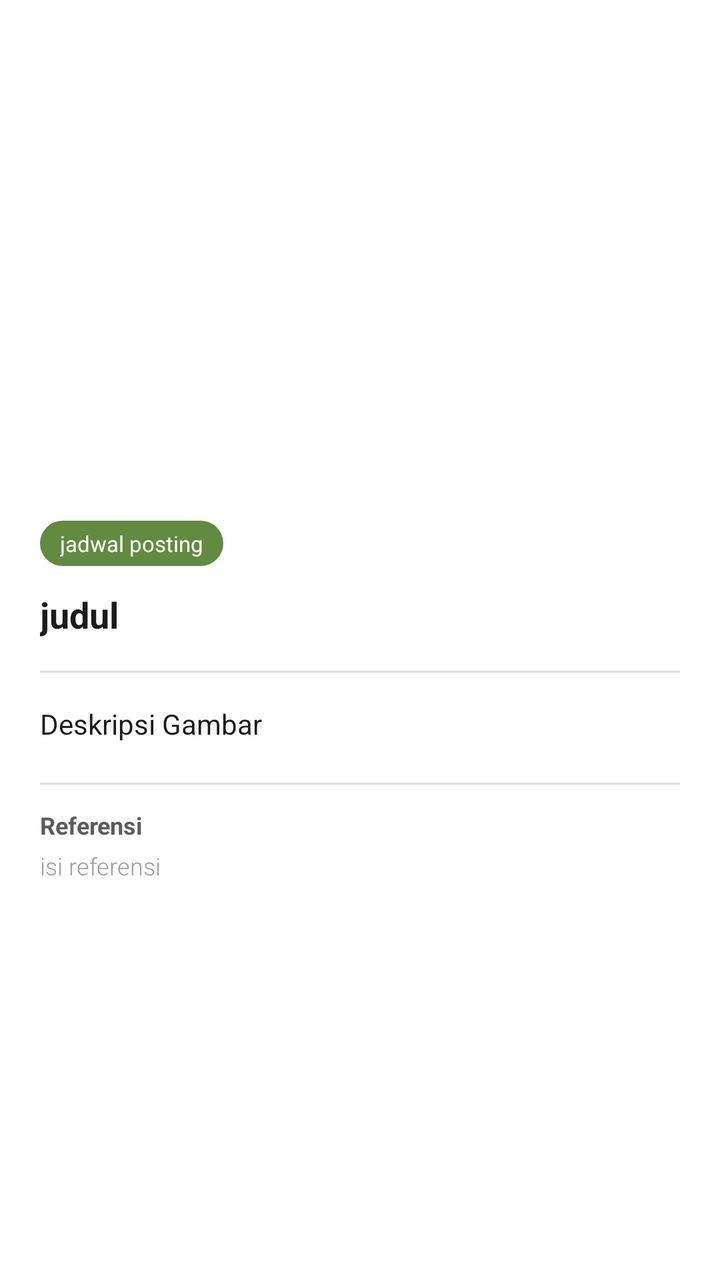
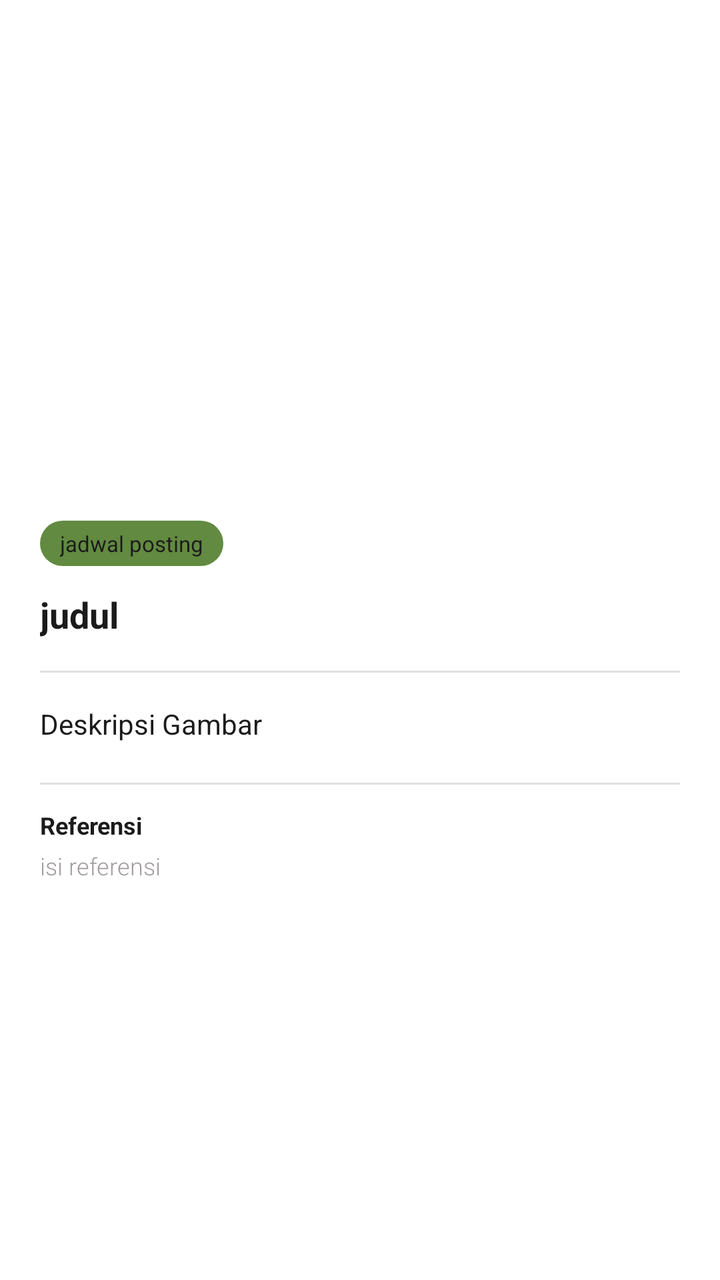

Screens rendered from an Android XML layout before and after an edit, with the pre-edit source and the edit as a unified diff.
<!-- AndroidManifest.xml: activity theme Theme.MaizeLeaf -->
<!-- res/layout/activity_preview_artikel.xml -->
<?xml version="1.0" encoding="utf-8"?>
<androidx.constraintlayout.widget.ConstraintLayout
    xmlns:android="http://schemas.android.com/apk/res/android"
    xmlns:app="http://schemas.android.com/apk/res-auto"
    android:id="@+id/main"
    android:layout_width="match_parent"
    android:layout_height="match_parent"
    android:background="?attr/colorSurface">

    
    <ImageView
        android:id="@+id/ivGambar"
        android:layout_width="match_parent"
        android:layout_height="260dp"
        android:scaleType="centerCrop"
        android:contentDescription="@string/gambar"
        app:layout_constraintTop_toTopOf="parent"
        app:layout_constraintStart_toStartOf="parent"
        app:layout_constraintEnd_toEndOf="parent" />


    
    <androidx.core.widget.NestedScrollView
        android:id="@+id/scrollView"
        android:layout_width="match_parent"
        android:layout_height="0dp"
        android:fillViewport="true"
        app:layout_constraintTop_toBottomOf="@id/ivGambar"
        app:layout_constraintBottom_toBottomOf="parent"
        app:layout_constraintStart_toStartOf="parent"
        app:layout_constraintEnd_toEndOf="parent">

        <androidx.cardview.widget.CardView
            android:layout_width="match_parent"
            android:layout_height="wrap_content"
            android:layout_marginTop="-20dp"
            app:cardCornerRadius="20dp"
            app:cardElevation="0dp"
            app:cardBackgroundColor="#FFFFFF">

            <LinearLayout
                android:layout_width="match_parent"
                android:layout_height="wrap_content"
                android:orientation="vertical"
                android:padding="20dp">

                
                <TextView
                    android:id="@+id/tvTanggal"
                    android:layout_width="wrap_content"
                    android:layout_height="wrap_content"
                    android:paddingHorizontal="10dp"
                    android:paddingVertical="4dp"
                    android:text="@string/jadwal_posting"
                    android:textSize="11sp"
                    android:textColor="#FFFFFF"
                    android:background="@drawable/bg_chip_date" />


                <TextView
                    android:id="@+id/tvJudul"
                    android:layout_width="match_parent"
                    android:layout_height="wrap_content"
                    android:layout_marginTop="12dp"
                    android:textSize="18sp"
                    android:textStyle="bold"
                    android:textColor="#1B1B1B"
                    android:text="@string/judul"
                    android:lineSpacingMultiplier="1.3" />


                <View
                    android:layout_width="match_parent"
                    android:layout_height="1dp"
                    android:layout_marginTop="16dp"
                    android:layout_marginBottom="16dp"
                    android:background="#E0E0E0" />


                <TextView
                    android:id="@+id/tvDeskripsi"
                    android:layout_width="match_parent"
                    android:layout_height="wrap_content"
                    android:textSize="14sp"
                    android:text="@string/deskripsi_gambar"
                    android:textColor="#1B1B1B"
                    android:lineSpacingMultiplier="1.6" />


                <View
                    android:layout_width="match_parent"
                    android:layout_height="1dp"
                    android:layout_marginTop="20dp"
                    android:layout_marginBottom="12dp"
                    android:background="#E0E0E0" />


                <TextView
                    android:layout_width="wrap_content"
                    android:layout_height="wrap_content"
                    android:text="@string/Referensi"
                    android:textSize="12sp"
                    android:textStyle="bold"
                    android:textColor="#5C5C5C" />


                <TextView
                    android:id="@+id/tvReferensi"
                    android:layout_width="match_parent"
                    android:layout_height="wrap_content"
                    android:layout_marginTop="4dp"
                    android:textSize="12sp"
                    android:text="@string/isi_referensi"
                    android:textColor="#9E9E9E"
                    android:lineSpacingMultiplier="1.5"
                    android:fontFamily="sans-serif-light" />

            </LinearLayout>

        </androidx.cardview.widget.CardView>

    </androidx.core.widget.NestedScrollView>

</androidx.constraintlayout.widget.ConstraintLayout>
<!-- resources referenced by this layout -->
<resources>
  <!-- drawable bg_chip_date (drawable) -->
  <?xml version="1.0" encoding="utf-8"?>
  <shape xmlns:android="http://schemas.android.com/apk/res/android"
      android:shape="rectangle">
  
      <solid android:color="#CC3B6D11" />
  
      <corners android:radius="20dp" />
  
  </shape>
  <string name="Referensi">Referensi</string>
  <string name="deskripsi_gambar">Deskripsi Gambar</string>
  <string name="gambar">gambar</string>
  <string name="isi_referensi">isi referensi</string>
  <string name="jadwal_posting">jadwal posting</string>
  <string name="judul">judul</string>
  <style name="Theme.MaizeLeaf" parent="Theme.MaterialComponents.DayNight">
          
          <item name="colorPrimary">@color/yellow</item>
          <item name="colorPrimaryVariant">#D6C761</item>
          <item name="colorOnPrimary">@color/white</item>
          
          <item name="android:statusBarColor">?attr/colorPrimaryVariant</item>
          
          
          <item name="colorSecondary">#4CAF50</item>
          <item name="colorSecondaryVariant">#388E3C</item>
          <item name="colorOnSecondary">@color/white</item>
  
          
          <item name="android:colorBackground">#FAFAF5</item>
          <item name="colorSurface">#FFFFFF</item>
          <item name="colorOnBackground">#1F1F1F</item>
          <item name="colorOnSurface">#1B1B1B</item>
  
          
          <item name="colorError">#B00020</item>
          <item name="colorOnError">@color/white</item>
  
          
          <item name="android:textColorPrimary">#1B1B1B</item>
          <item name="android:textColorSecondary">#5C5C5C</item>
  
      </style>
  <color name="yellow">#F1DB48</color>
  <color name="white">#FFFFFFFF</color>
</resources>

<!-- the commit's change to res/layout/activity_preview_artikel.xml (unified diff, before → after) -->
@@ -36,7 +36,7 @@
             android:layout_marginTop="-20dp"
             app:cardCornerRadius="20dp"
             app:cardElevation="0dp"
-            app:cardBackgroundColor="#FFFFFF">
+            >
 
             <LinearLayout
                 android:layout_width="match_parent"
@@ -53,7 +53,7 @@
                     android:paddingVertical="4dp"
                     android:text="@string/jadwal_posting"
                     android:textSize="11sp"
-                    android:textColor="#FFFFFF"
+                    android:textColor="?attr/colorOnSurface"
                     android:background="@drawable/bg_chip_date" />
 
 
@@ -64,7 +64,7 @@
                     android:layout_marginTop="12dp"
                     android:textSize="18sp"
                     android:textStyle="bold"
-                    android:textColor="#1B1B1B"
+                    android:textColor="?attr/colorOnSurface"
                     android:text="@string/judul"
                     android:lineSpacingMultiplier="1.3" />
 
@@ -74,7 +74,8 @@
                     android:layout_height="1dp"
                     android:layout_marginTop="16dp"
                     android:layout_marginBottom="16dp"
-                    android:background="#E0E0E0" />
+                    android:background="#E0E0E0"
+                   />
 
 
                 <TextView
@@ -83,7 +84,7 @@
                     android:layout_height="wrap_content"
                     android:textSize="14sp"
                     android:text="@string/deskripsi_gambar"
-                    android:textColor="#1B1B1B"
+                    android:textColor="?attr/colorOnSurface"
                     android:lineSpacingMultiplier="1.6" />
 
 
@@ -101,7 +102,7 @@
                     android:text="@string/Referensi"
                     android:textSize="12sp"
                     android:textStyle="bold"
-                    android:textColor="#5C5C5C" />
+                    android:textColor="?attr/colorOnSurface" />
 
 
                 <TextView
@@ -111,7 +112,7 @@
                     android:layout_marginTop="4dp"
                     android:textSize="12sp"
                     android:text="@string/isi_referensi"
-                    android:textColor="#9E9E9E"
+                    android:textColor="@color/gray"
                     android:lineSpacingMultiplier="1.5"
                     android:fontFamily="sans-serif-light" />
 
<!-- resource entries referenced after the edit -->
@@ -1,5 +1,6 @@
 <!-- resources referenced by this layout -->
 <resources>
+  <color name="gray">#A39D9D</color>
   <!-- drawable bg_chip_date (drawable) -->
   <?xml version="1.0" encoding="utf-8"?>
   <shape xmlns:android="http://schemas.android.com/apk/res/android"
@@ -16,35 +17,15 @@
   <string name="isi_referensi">isi referensi</string>
   <string name="jadwal_posting">jadwal posting</string>
   <string name="judul">judul</string>
-  <style name="Theme.MaizeLeaf" parent="Theme.MaterialComponents.DayNight">
+  <style name="Theme.MaizeLeaf" parent="Theme.MaterialComponents.DayNight.NoActionBar">
           
-          <item name="colorPrimary">@color/yellow</item>
+          <item name="colorPrimary">#dddf00</item>
           <item name="colorPrimaryVariant">#D6C761</item>
           <item name="colorOnPrimary">@color/white</item>
-          
-          <item name="android:statusBarColor">?attr/colorPrimaryVariant</item>
-          
-          
-          <item name="colorSecondary">#4CAF50</item>
-          <item name="colorSecondaryVariant">#388E3C</item>
-          <item name="colorOnSecondary">@color/white</item>
   
-          
-          <item name="android:colorBackground">#FAFAF5</item>
-          <item name="colorSurface">#FFFFFF</item>
-          <item name="colorOnBackground">#1F1F1F</item>
-          <item name="colorOnSurface">#1B1B1B</item>
   
-          
-          <item name="colorError">#B00020</item>
-          <item name="colorOnError">@color/white</item>
-  
-          
-          <item name="android:textColorPrimary">#1B1B1B</item>
-          <item name="android:textColorSecondary">#5C5C5C</item>
   
       </style>
-  <color name="yellow">#F1DB48</color>
   <color name="white">#FFFFFFFF</color>
 </resources>
 
